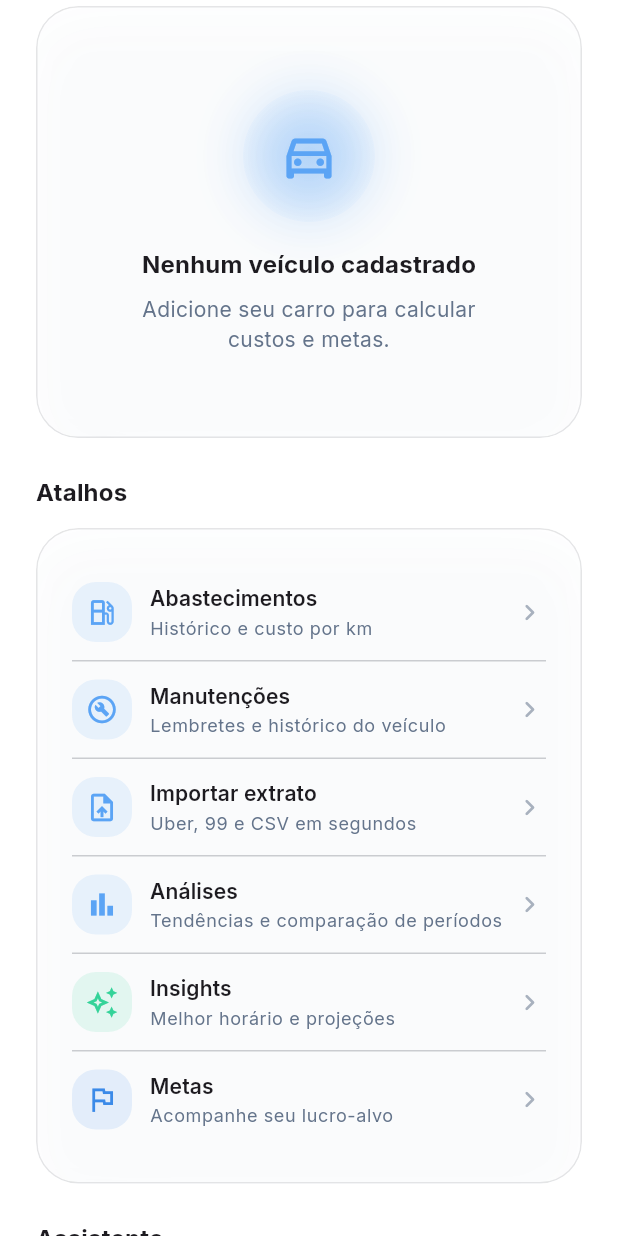
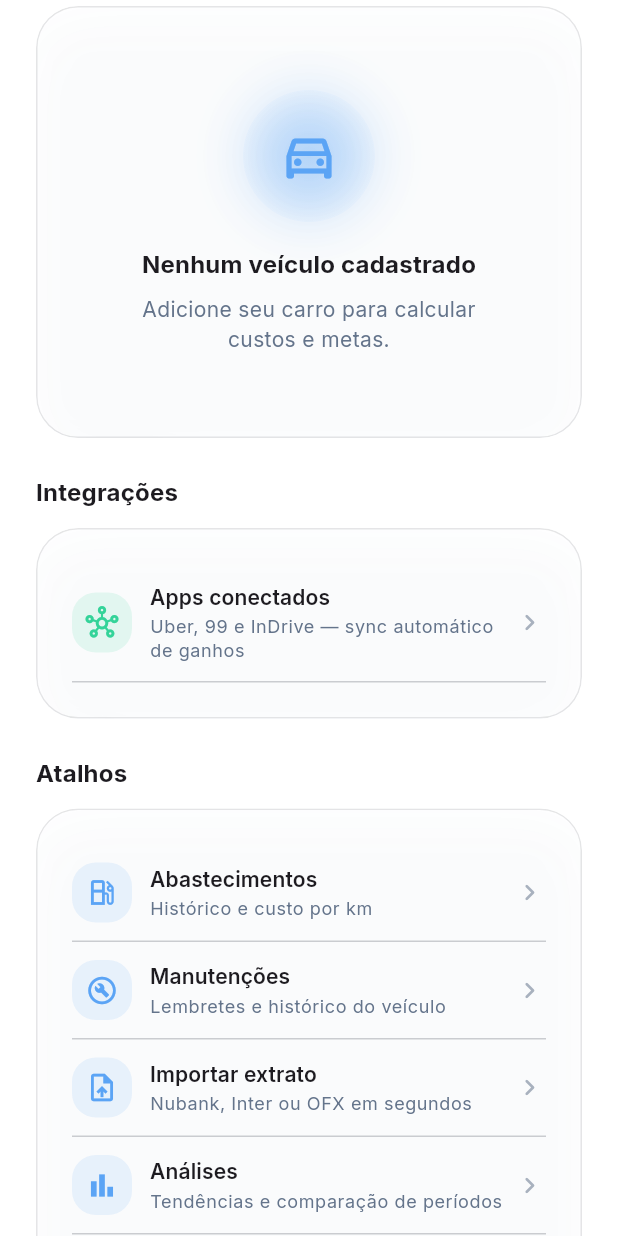
Before and after one commit to solerpedroo/driveflow, a Flutter app: the ProfileScreen screen opened directly, scrolled down 1152 dp, on a phone screen of 412 x 824 dp. Run offline on Flutter 3.47's test engine with Material 3 defaults, Android fonts, the phone set to English and light mode, and no system bars; our stand-ins replace cached_network_image, connectivity_plus, dio, file_picker, fl_chart, flutter_hooks and 14 more; missing offline and left inert: google_mlkit_text_recognition; accounts and stored records are empty; network calls fail; statements that could not run were skipped.

Commit message:
feat(profile): atalho Apps conectados na seção Integrações
Co-authored-by: Pedro Henrique Contardi Soler <pedrocsoler@hotmail.com>

```diff
--- a/lib/features/profile/presentation/screens/profile_screen.dart
+++ b/lib/features/profile/presentation/screens/profile_screen.dart
@@ -261,6 +261,31 @@ class ProfileScreen extends HookConsumerWidget {
           ),
         ),
 
+        // ── Integrações de apps ────────────────────────────────────────────
+        SliverPadding(
+          padding: const EdgeInsets.fromLTRB(24, 24, 24, 0),
+          sliver: SliverToBoxAdapter(
+            child: Text(
+              'Integrações',
+              style: theme.textTheme.titleMedium?.copyWith(fontWeight: FontWeight.w700),
+            ),
+          ),
+        ),
+        SliverPadding(
+          padding: const EdgeInsets.fromLTRB(24, 12, 24, 0),
+          sliver: SliverToBoxAdapter(
+            child: DfCard(
+              child: DfSettingsRow(
+                icon: Icons.hub_outlined,
+                label: 'Apps conectados',
+                subtitle: 'Uber, 99 e InDrive — sync automático de ganhos',
+                accentColor: AppColors.profitGreen,
+                onTap: () => context.push(AppRoutes.platformIntegrations),
+              ),
+            ),
+          ),
+        ),
+
         // ── Atalhos ──────────────────────────────────────────────────────────
         SliverPadding(
           padding: const EdgeInsets.fromLTRB(24, 24, 24, 0),
@@ -293,7 +318,7 @@ class ProfileScreen extends HookConsumerWidget {
                   DfSettingsRow(
                     icon: Icons.upload_file_outlined,
                     label: 'Importar extrato',
-                    subtitle: 'Uber, 99 e CSV em segundos',
+                    subtitle: 'Nubank, Inter ou OFX em segundos',
                     onTap: () => context.push(AppRoutes.importStatement),
                   ),
                   DfSettingsRow(
```
